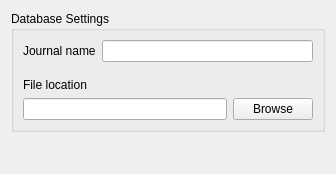
First picture: the form in ui/sqlitejournalpage.ui, repository pwizard2/robojournal, before the edit.
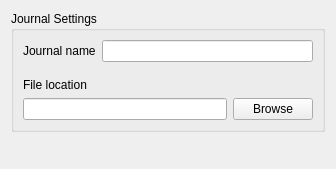
Second picture: the form after the edit. Icons and pictures are not drawn.

Commit message: Got mysql mode in new journal creator working

Diff of the .ui file:
```diff
--- a/ui/sqlitejournalpage.ui
+++ b/ui/sqlitejournalpage.ui
@@ -7,7 +7,7 @@
     <x>0</x>
     <y>0</y>
     <width>336</width>
-    <height>174</height>
+    <height>169</height>
    </rect>
   </property>
   <property name="windowTitle">
@@ -17,7 +17,7 @@
    <item>
     <widget class="QGroupBox" name="groupBox">
      <property name="title">
-      <string>Database Settings</string>
+      <string>Journal Settings</string>
      </property>
      <layout class="QVBoxLayout" name="verticalLayout">
       <item>
```
The commit also changes 8 other files.
